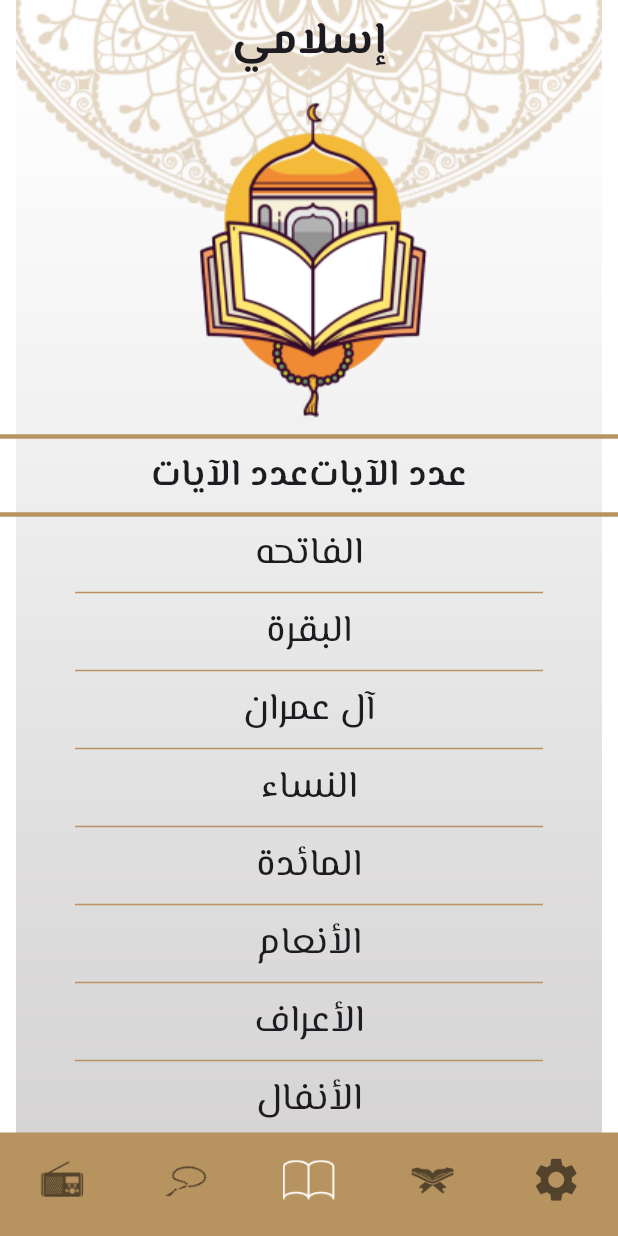
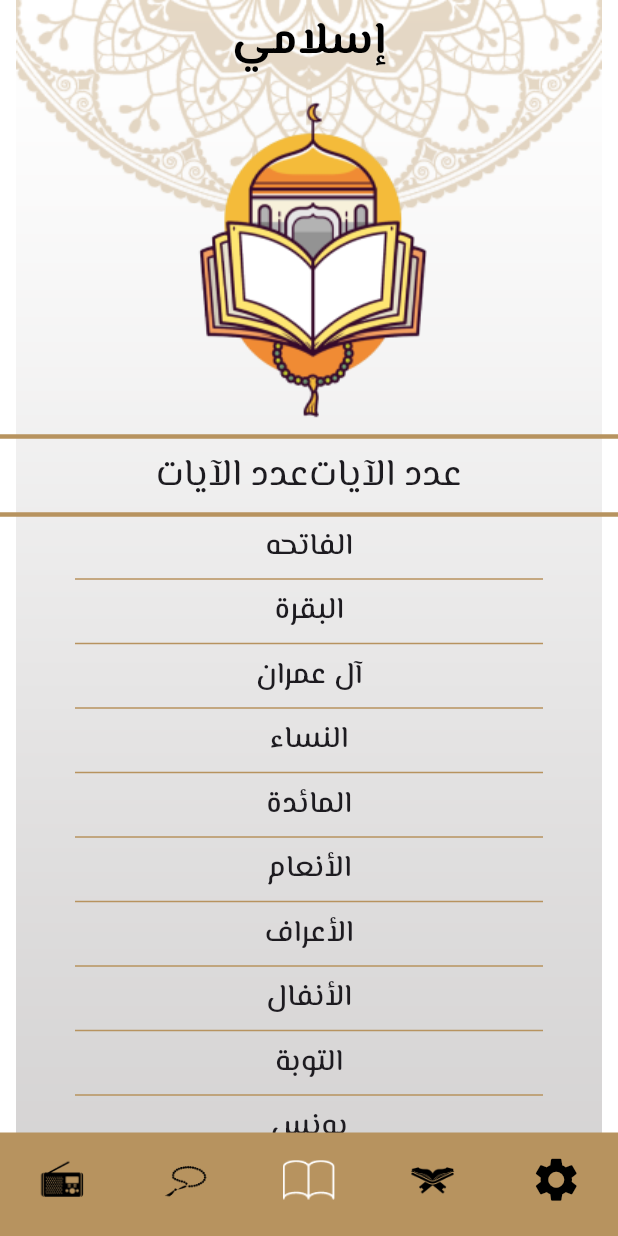
Before and after one commit to AhmedM81992/islami_c10_session_11, a Flutter app: the screen it shows after launch, item 3 of the bottom bar chosen, on a phone screen of 412 x 824 dp. Run offline on Flutter 3.47's test engine with Material 3 defaults, Android fonts, the light colour scheme and no system bars; our stand-ins replace google_fonts.

Commit message:
theme updated

```diff
--- a/lib/home/home_page.dart
+++ b/lib/home/home_page.dart
@@ -26,27 +26,27 @@ class _HomePageState extends State<HomePage> {
         ),
       ),
       child: Scaffold(
-        backgroundColor: Colors.transparent,
+        //backgroundColor: Colors.transparent,
         appBar: AppBar(
           centerTitle: true,
           title: Text(
             "إسلامي",
-            style: GoogleFonts.elMessiri(
-                fontSize: 30, fontWeight: FontWeight.bold),
+            // style: GoogleFonts.elMessiri( //replaced by using theme for appbar.
+            //     fontSize: 30, fontWeight: FontWeight.bold),
           ),
           backgroundColor: Colors.transparent,
         ),
         body: tabs[index],
         bottomNavigationBar: BottomNavigationBar(
-          showSelectedLabels: false,
-          showUnselectedLabels: false,
+          /*// showSelectedLabels: false,
+          // showUnselectedLabels: false,
+          // backgroundColor: Color(0xffB7935F),
+          // type: BottomNavigationBarType.fixed,
+          // elevation: 0,
+          //NOTE: In older sessions needed that line to show the backgroundColors
+          //selectedItemColor: Colors.white,*/ //replaced by theme data.
           currentIndex: index,
-          backgroundColor: Color(0xffB7935F),
-          type: BottomNavigationBarType.fixed,
           iconSize: 35,
-          elevation: 0,
-          //older sessions needed that line to show the backgroundColors
-          selectedItemColor: Colors.white,
           onTap: (value) {
             setState(() {
               index = value;
--- a/lib/home/tabs/quran_tab.dart
+++ b/lib/home/tabs/quran_tab.dart
@@ -142,18 +142,13 @@ class QuranTab extends StatelessWidget {
           children: [
             Text(
               "عدد الآيات",
-              style: GoogleFonts.elMessiri(
-                  fontWeight: FontWeight.w600, fontSize: 25),
+              style: Theme.of(context).textTheme.bodyMedium,
             ),
             Divider(
               thickness: 3,
               color: Color(0xFFB7935F),
             ),
-            Text(
-              "عدد الآيات",
-              style: GoogleFonts.elMessiri(
-                  fontWeight: FontWeight.w600, fontSize: 25),
-            ),
+            Text("عدد الآيات", style: Theme.of(context).textTheme.bodyMedium),
           ],
         ),
         Divider(
@@ -179,8 +174,7 @@ class QuranTab extends StatelessWidget {
                 },
                 child: Text(
                   suraNames[index],
-                  style: GoogleFonts.elMessiri(
-                      fontSize: 25, fontWeight: FontWeight.w400),
+                  style: Theme.of(context).textTheme.bodySmall,
                   textAlign: TextAlign.center,
                 ),
               );
--- a/lib/main.dart
+++ b/lib/main.dart
@@ -1,10 +1,12 @@
 import 'package:flutter/material.dart';
+import 'package:google_fonts/google_fonts.dart';
 import 'package:islami_c10_session_11/home/home_page.dart';
 import 'package:islami_c10_session_11/home/tabs/moshaf_tab.dart';
 import 'package:islami_c10_session_11/home/tabs/quran_tab.dart';
 import 'package:islami_c10_session_11/home/tabs/radio_tab.dart';
 import 'package:islami_c10_session_11/home/tabs/sebha_tab.dart';
 import 'package:islami_c10_session_11/home/tabs/settings_tab.dart';
+import 'package:islami_c10_session_11/my_theme_data.dart';
 import 'package:islami_c10_session_11/sura_details.dart';
 
 void main() {
@@ -20,6 +22,9 @@ class MyApp extends StatelessWidget {
     return MaterialApp(
       debugShowCheckedModeBanner: false,
       initialRoute: HomePage.routeName,
+      theme: MyThemeData.lightTheme,
+      darkTheme: MyThemeData.DarkTheme,
+      themeMode: ThemeMode.light,
       routes: {
         HomePage.routeName: (context) => HomePage(),
         SuraDetailsScreen.routeName: (context) => SuraDetailsScreen(),
--- /dev/null
+++ b/lib/my_theme_data.dart
@@ -0,0 +1,32 @@
+import 'package:flutter/material.dart';
+import 'package:google_fonts/google_fonts.dart';
+
+class MyThemeData {
+  static ThemeData lightTheme = ThemeData(
+    textTheme: TextTheme(
+      bodyLarge:
+          GoogleFonts.elMessiri(fontSize: 30, fontWeight: FontWeight.bold),
+      bodyMedium:
+          GoogleFonts.elMessiri(fontSize: 25, fontWeight: FontWeight.w400),
+      bodySmall:
+          GoogleFonts.elMessiri(fontSize: 20, fontWeight: FontWeight.w500),
+    ),
+    scaffoldBackgroundColor: Colors.transparent,
+    bottomNavigationBarTheme: BottomNavigationBarThemeData(
+      showSelectedLabels: false,
+      showUnselectedLabels: false,
+      backgroundColor: Color(0xffB7935F),
+      type: BottomNavigationBarType.fixed,
+      elevation: 0,
+      selectedItemColor: Colors.white,
+      unselectedItemColor: Colors.black,
+    ),
+    appBarTheme: AppBarTheme(
+        backgroundColor: Colors.transparent,
+        centerTitle: true,
+        titleTextStyle: GoogleFonts.elMessiri(
+            fontSize: 30, fontWeight: FontWeight.bold, color: Colors.black),
+        iconTheme: IconThemeData(color: Colors.black, size: 30)),
+  );
+  static ThemeData DarkTheme = ThemeData();
+}
--- a/lib/sura_details.dart
+++ b/lib/sura_details.dart
@@ -29,14 +29,14 @@ class _SuraDetailsScreenState extends State<SuraDetailsScreen> {
         ),
       ),
       child: Scaffold(
-        backgroundColor: Colors.transparent,
+        //backgroundColor: Colors.transparent,
         appBar: AppBar(
           centerTitle: true,
           backgroundColor: Colors.transparent,
           title: Text(
             model.name,
-            style: GoogleFonts.elMessiri(
-                fontWeight: FontWeight.bold, fontSize: 30),
+            // style: GoogleFonts.elMessiri(
+            //     fontWeight: FontWeight.bold, fontSize: 30),
           ),
         ),
         body: Card(
@@ -53,10 +53,11 @@ class _SuraDetailsScreenState extends State<SuraDetailsScreen> {
             itemBuilder: (context, index) {
               return Text(
                 verses[index],
-                style: GoogleFonts.elMessiri(
+                style: /*GoogleFonts.elMessiri(
                     fontSize: 20,
                     fontWeight: FontWeight.w400,
-                    letterSpacing: .5),
+                    letterSpacing: .5),*/
+                    Theme.of(context).textTheme.bodySmall,
                 textAlign: TextAlign.center,
               );
             },
```
